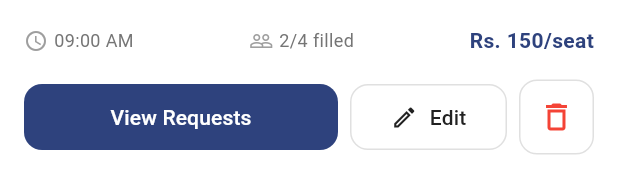
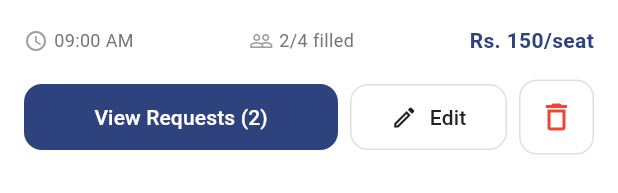
Before and after one commit to Asad-Farooq4421/comsastscarpool, a Flutter app: the DriverRideCard widget shown alone on an empty page, opened directly with sample values from the repository, on a phone screen of 412 x 824 dp. Shown: the part 177-370 px from the top of the screen. Run offline on Flutter 3.47's test engine with Material 3 defaults, Android fonts, the phone set to English and light mode, and no system bars.

Commit message:
fix request button

```diff
--- a/lib/widgets/driver_ride_card.dart
+++ b/lib/widgets/driver_ride_card.dart
@@ -2,6 +2,7 @@ import 'package:flutter/material.dart';
 import '../models/ride_model.dart';
 import '../constants/colors.dart';
 import '../constants/text_styles.dart';
+import '../data/ride_requests.dart';
 
 class DriverRideCard extends StatelessWidget {
   final Ride ride;
@@ -17,8 +18,17 @@ class DriverRideCard extends StatelessWidget {
     required this.onDelete,
   });
 
+  // Get pending requests count from rideRequests list
+  int get pendingRequestsCount {
+    return rideRequests.where(
+            (r) => r.rideId == ride.rideId && r.status == 'pending'
+    ).length;
+  }
+
   @override
   Widget build(BuildContext context) {
+    final pendingCount = pendingRequestsCount;
+
     return Container(
       margin: const EdgeInsets.only(bottom: 16),
       padding: const EdgeInsets.all(16),
@@ -46,10 +56,10 @@ class DriverRideCard extends StatelessWidget {
                     ride.status == 'active' ? Colors.blue.shade50 : Colors.green.shade50,
                     ride.status == 'active' ? Colors.blue : Colors.green,
                   ),
-                  if (ride.pendingRequests > 0) ...[
+                  if (pendingCount > 0) ...[
                     const SizedBox(width: 8),
                     _buildBadge(
-                      '${ride.pendingRequests} New Requests',
+                      '$pendingCount New ${pendingCount == 1 ? 'Request' : 'Requests'}',
                       Colors.orange.shade50,
                       Colors.orange,
                     ),
@@ -114,7 +124,7 @@ class DriverRideCard extends StatelessWidget {
           const SizedBox(height: 16),
           Row(
             children: [
-              if (ride.pendingRequests > 0)
+              // ✅ "View Requests" button - ALWAYS VISIBLE
               Expanded(
                 flex: 2,
                 child: ElevatedButton(
@@ -126,10 +136,12 @@ class DriverRideCard extends StatelessWidget {
                     elevation: 0,
                     padding: const EdgeInsets.symmetric(vertical: 12),
                   ),
-                    child: const Text('View Requests'),
+                  child: pendingCount > 0
+                      ? Text('View Requests ($pendingCount)')
+                      : const Text('View Requests'),
                 ),
               ),
-              if (ride.pendingRequests > 0) const SizedBox(width: 8),
+              const SizedBox(width: 8),
               Expanded(
                 child: OutlinedButton.icon(
                   onPressed: onEdit,
```
Also changed, not shown: lib/screens/driver/post_ride_screen.dart (+28 -2 lines). Lines whose indentation alone changed are shown as unchanged.
